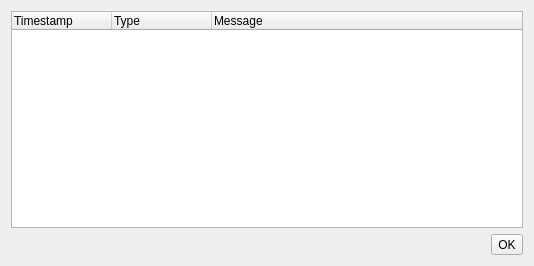
This is src/QMessageListWidget.ui in epasveer/seer as Qt 5 draws it before an edit. The edited form follows.
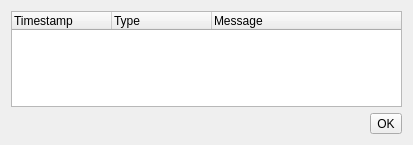
This is the edited form.

Patch:
```diff
--- a/src/QMessageListWidget.ui
+++ b/src/QMessageListWidget.ui
@@ -6,8 +6,8 @@
    <rect>
     <x>0</x>
     <y>0</y>
-    <width>534</width>
-    <height>266</height>
+    <width>413</width>
+    <height>145</height>
    </rect>
   </property>
   <property name="windowTitle">
```
